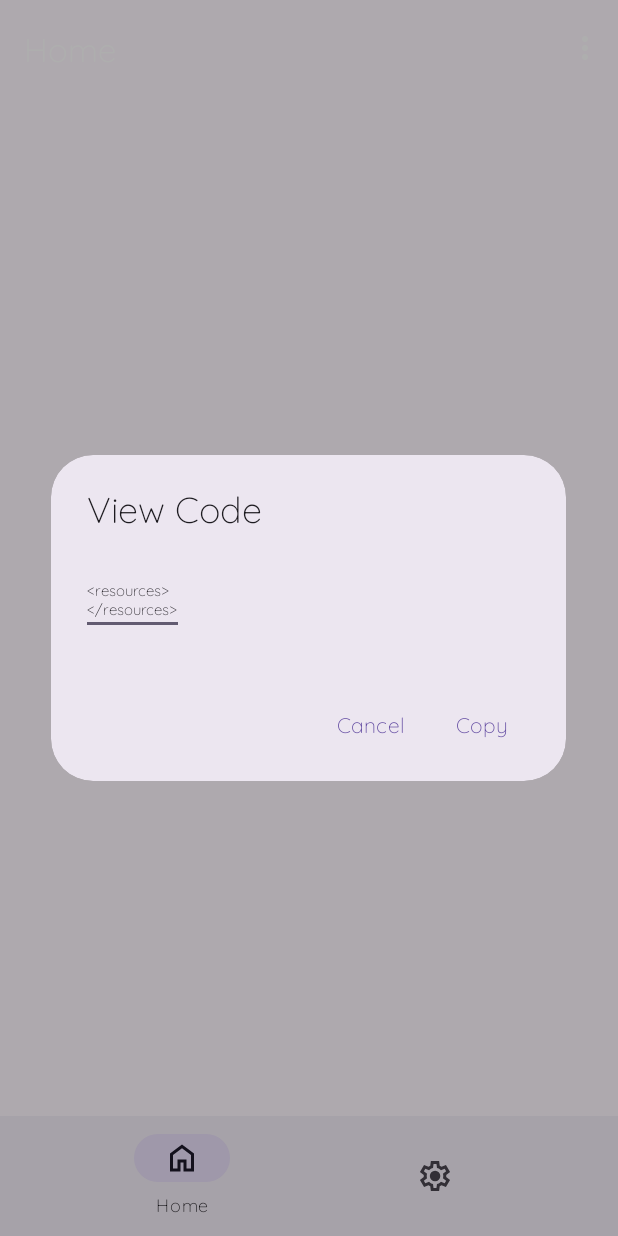
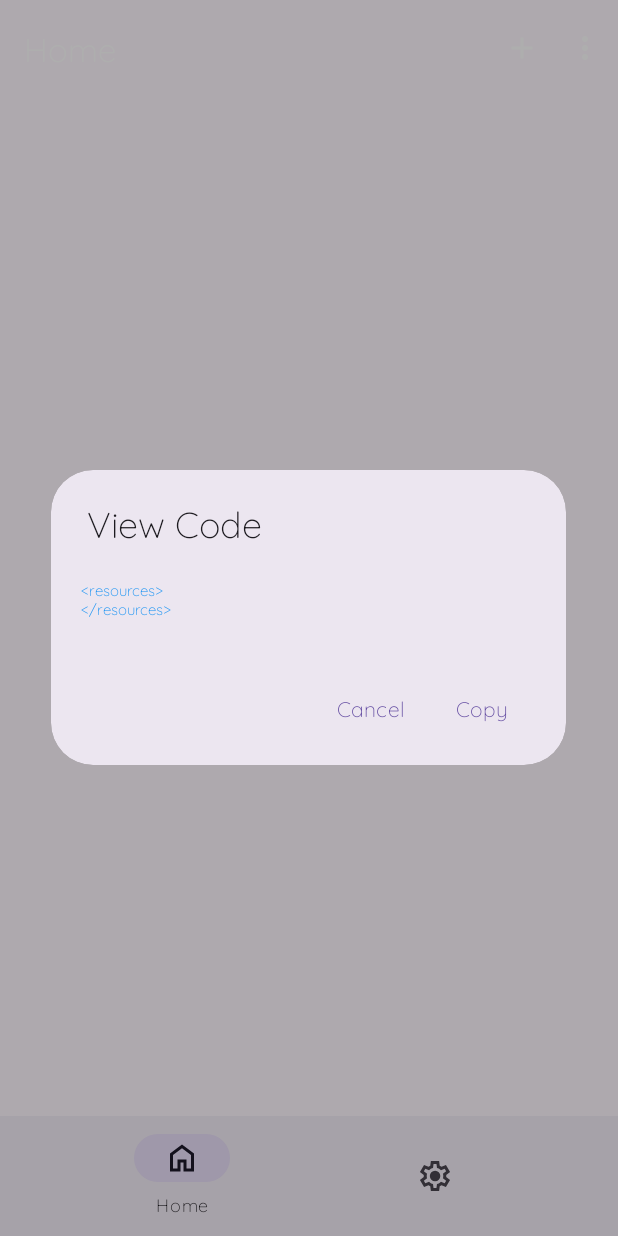
Before and after one commit to trindadedev13/StringsManager, an Android app: the fragment SettingsFragment placed in its activity, in the options menu, after a tap on "View Code", on a phone screen of 412 x 824 dp. Run offline under Robolectric (Android 15) with nearby library versions, the phone set to English and light mode, and no system bars.

Commit message:
[2.0] New Release See Changelog.md for more

```diff
--- a/app/build.gradle.kts
+++ b/app/build.gradle.kts
@@ -12,8 +12,8 @@ android {
         applicationId = "com.trindade.stringscreator"
         minSdk = 26
         targetSdk = 34
-        versionCode = 1
-        versionName = "1.0"
+        versionCode = 2
+        versionName = "@string/app_versionName"
 
         vectorDrawables {
             useSupportLibrary = true
--- a/app/src/main/java/com/trindade/stringscreator/activities/MainActivity.java
+++ b/app/src/main/java/com/trindade/stringscreator/activities/MainActivity.java
@@ -2,44 +2,30 @@ package com.trindade.stringscreator.activities;
 
 import android.app.Activity;
 import android.content.SharedPreferences;
-import android.util.Log;
-import android.view.View;
-import android.widget.ListView;
+import android.os.Bundle;
+import android.view.MenuItem;
+
 import androidx.annotation.NonNull;
 import androidx.appcompat.app.AppCompatActivity;
-import android.os.Bundle;
-import android.view.MenuItem;
 import androidx.fragment.app.Fragment;
 
 import com.google.android.material.bottomnavigation.BottomNavigationView;
-import com.google.android.material.dialog.MaterialAlertDialogBuilder;
-import com.google.android.material.textfield.TextInputEditText;
-import com.google.gson.Gson;
-import com.google.gson.reflect.TypeToken;
-import com.trindade.stringscreator.StringsCreatorApp;
-import com.trindade.stringscreator.databinding.ActivityMainBinding;
-import com.trindade.stringscreator.databinding.MainFragmentBinding;
+
 import com.trindade.stringscreator.fragments.MainFragment;
 import com.trindade.stringscreator.fragments.SettingsFragment;
 import com.trindade.stringscreator.R;
-import com.trindade.stringscreator.StringsCreatorAppLog;
-import java.util.ArrayList;
-import java.util.HashMap;
+import com.trindade.stringscreator.databinding.ActivityMainBinding;
 
 public class MainActivity extends AppCompatActivity {
 
     ActivityMainBinding binding;
-    MainFragmentBinding mainB;
     SharedPreferences sp;
-    ArrayList<HashMap<String, Object>> listmap = new ArrayList<>();
-    StringsCreatorAppLog logger = new StringsCreatorAppLog();
 
     @Override
     protected void onCreate(Bundle savedInstanceState) {
         super.onCreate(savedInstanceState);
         sp = getSharedPreferences("prefs", Activity.MODE_PRIVATE);
         binding = ActivityMainBinding.inflate(getLayoutInflater());
-        mainB = MainFragmentBinding.inflate(getLayoutInflater());
         setContentView(binding.getRoot());
         binding.bottomNavigation.setOnNavigationItemSelectedListener(navListener);
         getSupportFragmentManager()
@@ -52,15 +38,13 @@ public class MainActivity extends AppCompatActivity {
             new BottomNavigationView.OnNavigationItemSelectedListener() {
                 @Override
                 public boolean onNavigationItemSelected(@NonNull MenuItem item) {
-                    Fragment selectedFragment = null;
+                    Fragment selectedFragment;
                     if (item.getItemId() == R.id.nav_home) {
                         selectedFragment = new MainFragment();
                     } else {
-
                         selectedFragment = new SettingsFragment();
                     }
 
-                    // Substitui o fragmento no container
                     getSupportFragmentManager()
                             .beginTransaction()
                             .replace(R.id.fragment_container, selectedFragment)
--- a/app/src/main/java/com/trindade/stringscreator/fragments/MainFragment.java
+++ b/app/src/main/java/com/trindade/stringscreator/fragments/MainFragment.java
@@ -11,8 +11,11 @@ import android.view.View;
 import android.view.ViewGroup;
 import android.widget.LinearLayout;
 import android.widget.ListView;
+import android.widget.TextView;
 import android.widget.Toast;
+
 import androidx.fragment.app.Fragment;
+
 import com.google.android.material.appbar.MaterialToolbar;
 import com.google.android.material.dialog.MaterialAlertDialogBuilder;
 import com.google.android.material.floatingactionbutton.ExtendedFloatingActionButton;
@@ -21,14 +24,19 @@ import com.google.android.material.textfield.TextInputLayout;
 import com.google.android.material.transition.MaterialSharedAxis;
 import com.google.gson.Gson;
 import com.google.gson.reflect.TypeToken;
+
+import com.trindade.stringscreator.R;
 import com.trindade.stringscreator.StringsCreatorApp;
-import com.trindade.stringscreator.R;
 import com.trindade.stringscreator.StringsCreatorAppLog;
 import com.trindade.stringscreator.adapters.StringsAdapter;
+import com.trindade.stringscreator.classes.GlobalConfig;
+import com.trindade.stringscreator.classes.SimpleHighlighter;
 import com.trindade.stringscreator.classes.copyToClipboard;
 import com.trindade.stringscreator.databinding.ActivityMainBinding;
 import com.trindade.stringscreator.databinding.MainFragmentBinding;
+
 import java.util.ArrayList;
+import java.util.Collections;
 import java.util.HashMap;
 
 public class MainFragment extends Fragment {
@@ -42,14 +50,18 @@ public class MainFragment extends Fragment {
     private static final int CREATE_FILE = 1;
     ArrayList<HashMap<String, Object>> listmap = new ArrayList<>();
     SharedPreferences sp;
-    Context ctx, context;
+    Context ctx;
     StringsCreatorAppLog logger = new StringsCreatorAppLog();
 
     @Override
     public void onCreate(Bundle bund) {
         super.onCreate(bund);
-        setEnterTransition(new MaterialSharedAxis(MaterialSharedAxis.X, true));
-        setExitTransition(new MaterialSharedAxis(MaterialSharedAxis.X, false));
+        setEnterTransition(
+                new MaterialSharedAxis(
+                        GlobalConfig.SharedAxisEnter, GlobalConfig.SharedAxisEnterBoolean));
+        setExitTransition(
+                new MaterialSharedAxis(
+                        GlobalConfig.SharedAxisExit, GlobalConfig.SharedAxisExitBoolean));
     }
 
     @Override
@@ -57,12 +69,10 @@ public class MainFragment extends Fragment {
             LayoutInflater inflater, ViewGroup container, Bundle savedInstanceState) {
         binding = MainFragmentBinding.inflate(inflater);
         ctx = getActivity();
-        try{
-            sp = context.getSharedPreferences("prefs", Activity.MODE_PRIVATE);
-        } catch(Exception e){
-
+        // Verifica se o contexto é nulo antes de usá-lo
+        if (ctx != null) {
+            sp = ctx.getSharedPreferences("prefs", Activity.MODE_PRIVATE);
         }
-
 
         initializeViews();
         clicks();
@@ -71,6 +81,7 @@ public class MainFragment extends Fragment {
     }
 
     private void initializeViews() {
+        if (ctx != null) {
             sp = ctx.getSharedPreferences("prefs", Context.MODE_PRIVATE);
             if (!sp.contains("JSON")) {
                 sp.edit().putString("JSON", "[]").apply();
@@ -79,18 +90,33 @@ public class MainFragment extends Fragment {
                 getData(binding.listStrings);
             }
         }
+    }
 
     private void clicks() {
-        binding.fab.setOnClickListener(
-                v -> {
+
+        binding.toolbar.setOnMenuItemClickListener(
+                item -> {
+                    if (item.getItemId() == R.id.view_code) {
+                        dialogCode();
+                    } else if (item.getItemId() == R.id.save_to_file) {
+                        Intent intent = new Intent(Intent.ACTION_CREATE_DOCUMENT);
+                        intent.addCategory(Intent.CATEGORY_OPENABLE);
+                        intent.setType("xml/plain");
+                        intent.putExtra(Intent.EXTRA_TITLE, "strings.xml");
+                        startActivityForResult(intent, CREATE_FILE);
+                    } else if (item.getItemId() == R.id.add_new_string) {
                         if (binding.listStrings != null) {
                             MaterialAlertDialogBuilder dialog =
                                     new MaterialAlertDialogBuilder(getActivity());
-                        View alertD = getLayoutInflater().inflate(R.layout.edittext, null);
+                            View alertD =
+                                    getLayoutInflater()
+                                            .inflate(R.layout.content_dialog_create_edit, null);
                             dialog.setView(alertD);
 
-                        final TextInputEditText stringName = alertD.findViewById(R.id.stringName);
-                        final TextInputEditText stringValue = alertD.findViewById(R.id.stringValue);
+                            final TextInputEditText stringName =
+                                    alertD.findViewById(R.id.stringName);
+                            final TextInputEditText stringValue =
+                                    alertD.findViewById(R.id.stringValue);
 
                             stringName.setFocusableInTouchMode(true);
                             stringValue.setFocusableInTouchMode(true);
@@ -103,23 +129,12 @@ public class MainFragment extends Fragment {
                                                 stringName.getText().toString(),
                                                 stringValue.getText().toString());
                                     });
-                        dialog.setNegativeButton(getResources().getString(R.string.cancel), null);
+                            dialog.setNegativeButton(
+                                    getResources().getString(R.string.cancel), null);
                             dialog.show();
                         } else {
                             logger.add("null list");
                         }
-                });
-
-        binding.toolbar.setOnMenuItemClickListener(
-                item -> {
-                    if (item.getItemId() == R.id.view_code) {
-                        dialogCode();
-                    } else if (item.getItemId() == R.id.save_to_file) {
-                        Intent intent = new Intent(Intent.ACTION_CREATE_DOCUMENT);
-                        intent.addCategory(Intent.CATEGORY_OPENABLE);
-                        intent.setType("xml/plain");
-                        intent.putExtra(Intent.EXTRA_TITLE, "strings.xml");
-                        startActivityForResult(intent, CREATE_FILE);
                     }
                     return false;
                 });
@@ -130,7 +145,7 @@ public class MainFragment extends Fragment {
     }
 
     private void newString(String name, String value) {
-        map = new HashMap();
+        map = new HashMap<>();
         map.put("val", "<string name=\"" + name + "\">" + value + "</string>");
         map.put("name", name);
         map.put("value", value);
@@ -141,6 +156,7 @@ public class MainFragment extends Fragment {
 
     private String forEach() {
         StringBuilder result = new StringBuilder();
+        Collections.reverse(listmap);
         p = listmap.size() - 1;
         for (int r8 = 0; r8 < (int) (listmap.size()); r8++) {
             result.append("\n   ").append(listmap.get((int) p).get("val").toString());
@@ -150,7 +166,11 @@ public class MainFragment extends Fragment {
     }
 
     private String generateCodeFull() {
+        if(sp.getBoolean("ADD_RES", false)){
             return "<resources>" + forEach() + "\n</resources>";
+        } else {
+            return forEach();
+        }
     }
 
     private void copyText(String text) {
@@ -162,44 +182,36 @@ public class MainFragment extends Fragment {
     private void dialogCode() {
         MaterialAlertDialogBuilder dialog = new MaterialAlertDialogBuilder(getActivity());
         dialog.setTitle(getResources().getString(R.string.view_code));
+        //dialog.setMessage(generateCodeFull());
 
         LinearLayout layout = new LinearLayout(getActivity());
         LinearLayout.LayoutParams layoutParams = new LinearLayout.LayoutParams(match, wrap);
         layout.setPadding(12, 12, 12, 12);
         layout.setLayoutParams(layoutParams);
 
-        TextInputEditText txt = new TextInputEditText(getActivity());
+
+        TextView txt = new TextView(getActivity());
         LinearLayout.LayoutParams txtParams = new LinearLayout.LayoutParams(wrap, wrap);
         txtParams.setMargins(18, 20, 20, 20);
         txt.setLayoutParams(txtParams);
-        txt.setTextSize((int) 10);
+        txt.setTextSize((int)10);
 
         layout.addView(txt);
 
         txt.setText(generateCodeFull());
+        new SimpleHighlighter(txt, "xml");
         dialog.setView(layout);
-        dialog.setPositiveButton(
-                getResources().getString(R.string.copy),
-                (d, w) -> {
+        dialog.setPositiveButton(getResources().getString(R.string.copy), (d, w) ->{
             copyText(generateCodeFull());
         });
-        dialog.setNegativeButton(getResources().getString(R.string.cancel), (d, w) -> {});
+        dialog.setNegativeButton(getResources().getString(R.string.cancel), (d, w) ->{
 
+        });
         dialog.show();
     }
 
-    private void newString(String name, String value, ListView listV) {
-        HashMap<String, Object> map = new HashMap<>();
-        map.put("val", "<string name=\"" + name + "\">" + value + "</string>");
-        map.put("name", name);
-        map.put("value", value);
-        listmap.add(map);
-        updateList(listV);
-        putData();
-    }
-
     private void updateList(ListView ctc) {
-        StringsCreatorApp.updateListView(context, listmap, binding.listStrings);
+        StringsCreatorApp.updateListView(ctx, listmap, ctc);
         Log.d("Utils", "Lista atualizada com sucesso.");
     }
 
@@ -209,12 +221,15 @@ public class MainFragment extends Fragment {
     }
 
     private void getData(ListView listV) {
+        if (ctx != null) {
             boolean ADD_RES = sp.getBoolean("ADD_RES", false);
             listmap =
                     new Gson()
                             .fromJson(
                                     sp.getString("JSON", ""),
-                                new TypeToken<ArrayList<HashMap<String, Object>>>() {}.getType());
+                                    new TypeToken<
+                                            ArrayList<HashMap<String, Object>>>() {}.getType());
             updateList(binding.listStrings);
         }
     }
+}
--- a/app/src/main/java/com/trindade/stringscreator/fragments/SettingsFragment.java
+++ b/app/src/main/java/com/trindade/stringscreator/fragments/SettingsFragment.java
@@ -7,10 +7,14 @@ import android.os.Bundle;
 import android.view.LayoutInflater;
 import android.view.View;
 import android.view.ViewGroup;
+
 import androidx.fragment.app.Fragment;
-import com.google.android.material.materialswitch.MaterialSwitch;
+
+import com.google.android.material.switchmaterial.SwitchMaterial;
 import com.google.android.material.transition.MaterialSharedAxis;
+
 import com.trindade.stringscreator.R;
+import com.trindade.stringscreator.classes.GlobalConfig;
 import com.trindade.stringscreator.databinding.SettingsFragmentBinding;
 
 public class SettingsFragment extends Fragment {
@@ -22,18 +26,18 @@ public class SettingsFragment extends Fragment {
     @Override
     public void onCreate(Bundle bund) {
         super.onCreate(bund);
-        setEnterTransition(new MaterialSharedAxis(MaterialSharedAxis.X, true));
-        setExitTransition(new MaterialSharedAxis(MaterialSharedAxis.X, false));
+        setEnterTransition(new MaterialSharedAxis(GlobalConfig.SharedAxisEnter, GlobalConfig.SharedAxisEnterBoolean));
+        setExitTransition(new MaterialSharedAxis(GlobalConfig.SharedAxisExit, GlobalConfig.SharedAxisExitBoolean));
     }
 
     @Override
-    public View onCreateView(
-            LayoutInflater inflater, ViewGroup container, Bundle savedInstanceState) {
-
+    public View onCreateView(LayoutInflater inflater, ViewGroup container, Bundle savedInstanceState) {
+        binding = SettingsFragmentBinding.inflate(inflater, container, false);
         ctx = requireContext();
-        binding = SettingsFragmentBinding.inflate(inflater);
-        sp = ctx.getSharedPreferences("prefs", Activity.MODE_PRIVATE);
-        getData();
+        if (ctx != null) {
+            sp = ctx.getSharedPreferences("prefs", Activity.MODE_PRIVATE);
+            getData();
+        }
 
         binding.resourcesTag.setOnCheckedChangeListener((compoundButton, isChecked) -> {
             sp.edit().putBoolean("ADD_RES", isChecked).apply();
@@ -42,11 +46,7 @@ public class SettingsFragment extends Fragment {
         return binding.getRoot();
     }
 
-    private void getData(){
-        binding.resourcesTag.setChecked(sp.getBoolean("ADD_RES",false));
-    }
-
-    private void putData(){
-
+    private void getData() {
+        binding.resourcesTag.setChecked(sp.getBoolean("ADD_RES", false));
     }
 }
--- a/app/src/main/res/layout/main_fragment.xml
+++ b/app/src/main/res/layout/main_fragment.xml
@@ -5,6 +5,7 @@
      android:layout_height="match_parent"
      android:layout_width="match_parent"
      android:orientation="vertical"
+     android:layout_gravity="bottom"
      android:id="@+id/coordinator">
 
     <com.google.android.material.appbar.AppBarLayout
@@ -17,44 +18,22 @@
         <com.google.android.material.appbar.MaterialToolbar
              android:layout_height="?attr/actionBarSize"
              android:layout_width="match_parent"
+             app:menu="@menu/menu"
              app:title="@string/main_toolbar_title"
-             app:menu="@menu/menu"
              app:popupTheme="@style/ThemeOverlay.MaterialComponents.Light"
              android:id="@+id/toolbar" />
 
     </com.google.android.material.appbar.AppBarLayout>
 
-    <LinearLayout
+    <ListView
          android:layout_height="match_parent"
-         android:layout_width="match_parent"
-         android:orientation="vertical"
-         android:layout_gravity="top"
-         android:overScrollMode="always">
-
-        <ListView
-             android:layout_height="0dp"
          android:layout_width="match_parent"
          android:divider="@null"
          android:transitionGroup="true"
-             android:layout_margin="1dp"
          android:padding="8dp"
-             android:choiceMode="none"
-             android:layout_weight="1"
          android:id="@+id/listStrings"
          android:dividerHeight="0dp">
 
     </ListView>
 
 </LinearLayout>
-
-    <com.google.android.material.floatingactionbutton.ExtendedFloatingActionButton
-         android:layout_height="wrap_content"
-         android:layout_width="wrap_content"
-         app:icon="@drawable/ic_add"
-         android:layout_margin="16dp"
-         android:translationY="-40dp"
-         android:id="@+id/fab"
-         android:layout_gravity="bottom|end"
-         android:text="@string/main_fab_text" />
-
-</LinearLayout>
--- a/app/src/main/res/layout/settings_fragment.xml
+++ b/app/src/main/res/layout/settings_fragment.xml
@@ -4,6 +4,7 @@
      xmlns:app="http://schemas.android.com/apk/res-auto"
      android:layout_height="match_parent"
      android:layout_width="match_parent"
+     android:transitionGroup="true"
      android:id="@+id/coordinator">
 
     <com.google.android.material.appbar.AppBarLayout
--- a/app/src/main/res/menu/menu.xml
+++ b/app/src/main/res/menu/menu.xml
@@ -1,6 +1,12 @@
 <?xml version="1.0" encoding="utf-8"?>
 <menu xmlns:android="http://schemas.android.com/apk/res/android"
     xmlns:app="http://schemas.android.com/apk/res-auto">
+
+     <item
+        android:id="@+id/add_new_string"
+        android:icon="@drawable/ic_add"
+        android:title="@string/main_fab_text"
+        app:showAsAction="always" />
 
     <item
         android:id="@+id/view_code"
--- a/app/src/main/res/values/strings.xml
+++ b/app/src/main/res/values/strings.xml
@@ -1,6 +1,7 @@
 <?xml version="1.0" encoding="utf-8"?>
 <resources>
     <string name="app_name">Strings Creator</string>
+    <string name="app_versionName">2.0</string>
     <string name="main_toolbar_title">Home</string>
     <string name="settings_toolbar_title">Settings</string>
     <string name="string_name">   String name</string>
```
Also changed, not shown: app/src/main/java/com/trindade/stringscreator/adapters/StringsAdapter.java (+5 -5 lines), app/src/main/java/com/trindade/stringscreator/classes/GlobalConfig.java (added, +12 -0 lines), app/src/main/res/layout/layout_alert.xml (deleted, +0 -16 lines), app/src/main/res/layout/content_bottom_sheet_actions.xml (renamed from app/src/main/res/layout/bottom_sheet_actions.xml), app/src/main/res/layout/content_dialog_create_edit.xml (renamed from app/src/main/res/layout/edittext.xml), app/src/main/res/layout/content_string.xml (renamed from app/src/main/res/layout/string.xml), 1 other file. Lines whose indentation alone changed are shown as unchanged.
